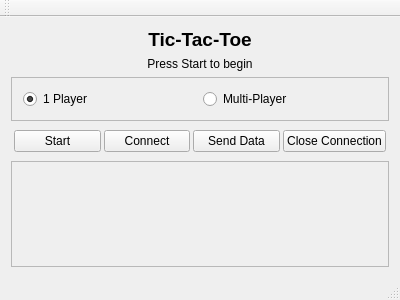
edgul/Tic-Tac-Toe, file MainWindow.ui: the form before one commit.
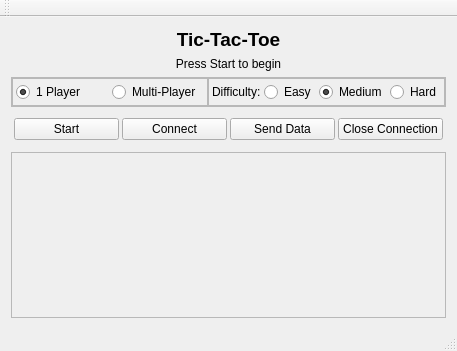
The form after the commit. Custom widgets are drawn as their Qt base class.

Commit message: Added AI difficulty selection

Patch:
```diff
--- a/MainWindow.ui
+++ b/MainWindow.ui
@@ -6,8 +6,8 @@
    <rect>
     <x>0</x>
     <y>0</y>
-    <width>400</width>
-    <height>300</height>
+    <width>457</width>
+    <height>351</height>
    </rect>
   </property>
   <property name="windowTitle">
@@ -43,29 +43,141 @@
      </widget>
     </item>
     <item>
-     <widget class="QFrame" name="frame_3">
+     <widget class="QFrame" name="frame_4">
       <property name="frameShape">
        <enum>QFrame::StyledPanel</enum>
       </property>
       <property name="frameShadow">
        <enum>QFrame::Raised</enum>
       </property>
-      <layout class="QHBoxLayout" name="horizontalLayout_2">
+      <layout class="QHBoxLayout" name="horizontalLayout_4">
+       <property name="spacing">
+        <number>0</number>
+       </property>
+       <property name="leftMargin">
+        <number>0</number>
+       </property>
+       <property name="topMargin">
+        <number>0</number>
+       </property>
+       <property name="rightMargin">
+        <number>0</number>
+       </property>
+       <property name="bottomMargin">
+        <number>0</number>
+       </property>
        <item>
-        <widget class="QRadioButton" name="radio_one_player">
-         <property name="text">
-          <string>1 Player</string>
+        <widget class="QFrame" name="frame_3">
+         <property name="sizePolicy">
+          <sizepolicy hsizetype="Preferred" vsizetype="Preferred">
+           <horstretch>0</horstretch>
+           <verstretch>1</verstretch>
+          </sizepolicy>
          </property>
-         <property name="checked">
-          <bool>true</bool>
+         <property name="frameShape">
+          <enum>QFrame::StyledPanel</enum>
          </property>
+         <property name="frameShadow">
+          <enum>QFrame::Raised</enum>
+         </property>
+         <layout class="QHBoxLayout" name="horizontalLayout_2">
+          <property name="spacing">
+           <number>3</number>
+          </property>
+          <property name="leftMargin">
+           <number>3</number>
+          </property>
+          <property name="topMargin">
+           <number>3</number>
+          </property>
+          <property name="rightMargin">
+           <number>3</number>
+          </property>
+          <property name="bottomMargin">
+           <number>3</number>
+          </property>
+          <item>
+           <widget class="QRadioButton" name="radio_one_player">
+            <property name="text">
+             <string>1 Player</string>
+            </property>
+            <property name="checked">
+             <bool>true</bool>
+            </property>
+           </widget>
+          </item>
+          <item>
+           <widget class="QRadioButton" name="radio_multi_player">
+            <property name="text">
+             <string>Multi-Player</string>
+            </property>
+           </widget>
+          </item>
+         </layout>
         </widget>
        </item>
        <item>
-        <widget class="QRadioButton" name="radio_multi_player">
-         <property name="text">
-          <string>Multi-Player</string>
+        <widget class="QFrame" name="frame_difficulty">
+         <property name="sizePolicy">
+          <sizepolicy hsizetype="Preferred" vsizetype="Preferred">
+           <horstretch>0</horstretch>
+           <verstretch>1</verstretch>
+          </sizepolicy>
          </property>
+         <property name="frameShape">
+          <enum>QFrame::StyledPanel</enum>
+         </property>
+         <property name="frameShadow">
+          <enum>QFrame::Raised</enum>
+         </property>
+         <layout class="QHBoxLayout" name="horizontalLayout_3">
+          <property name="spacing">
+           <number>3</number>
+          </property>
+          <property name="leftMargin">
+           <number>3</number>
+          </property>
+          <property name="topMargin">
+           <number>3</number>
+          </property>
+          <property name="rightMargin">
+           <number>3</number>
+          </property>
+          <property name="bottomMargin">
+           <number>3</number>
+          </property>
+          <item>
+           <widget class="QLabel" name="label_2">
+            <property name="text">
+             <string>Difficulty:</string>
+            </property>
+           </widget>
+          </item>
+          <item>
+           <widget class="QRadioButton" name="radio_difficulty_easy">
+            <property name="text">
+             <string>Easy</string>
+            </property>
+           </widget>
+          </item>
+          <item>
+           <widget class="QRadioButton" name="radio_difficulty_medium">
+            <property name="text">
+             <string>Medium</string>
+            </property>
+            <property name="checked">
+             <bool>true</bool>
+            </property>
+           </widget>
+          </item>
+          <item>
+           <widget class="QRadioButton" name="radio_difficulty_hard">
+            <property name="text">
+             <string>Hard</string>
+            </property>
+           </widget>
+          </item>
+         </layout>
         </widget>
        </item>
       </layout>
@@ -163,7 +275,14 @@
         <number>0</number>
        </property>
        <item>
-        <widget class="BoardWidget" name="board_widget" native="true"/>
+        <widget class="BoardWidget" name="board_widget" native="true">
+         <property name="sizePolicy">
+          <sizepolicy hsizetype="Preferred" vsizetype="Preferred">
+           <horstretch>0</horstretch>
+           <verstretch>4</verstretch>
+          </sizepolicy>
+         </property>
+        </widget>
        </item>
       </layout>
      </widget>
```
Left out of the diff: 2 changed lines with no effect on the pictures. The commit also changes 7 other files.
